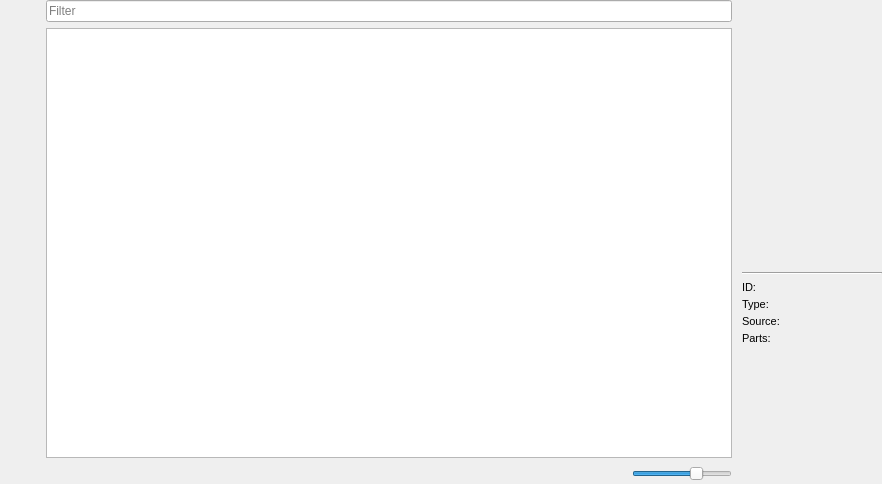
Before: the Qt Designer form src/OplPcTools/UI/GameCollectionActivity.ui in brainstream/OPL-PC-Tools, drawn with Qt 5.
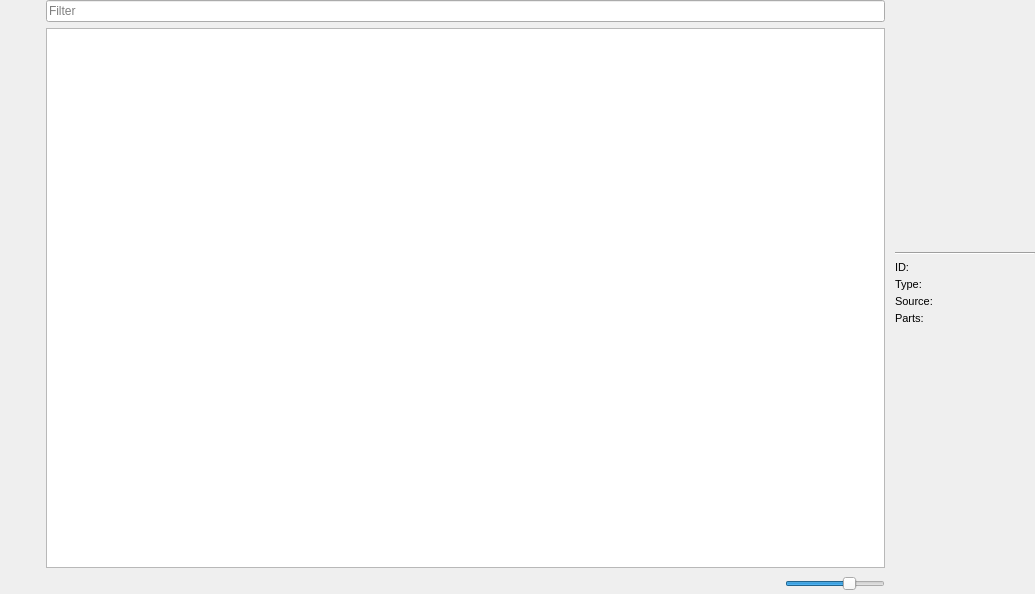
After: the same form once the commit is applied. Icons and pictures are not drawn.

What changed in the file:
```diff
--- a/src/OplPcTools/UI/GameCollectionActivity.ui
+++ b/src/OplPcTools/UI/GameCollectionActivity.ui
@@ -6,8 +6,8 @@
    <rect>
     <x>0</x>
     <y>0</y>
-    <width>882</width>
-    <height>484</height>
+    <width>1035</width>
+    <height>594</height>
    </rect>
   </property>
   <property name="windowTitle">
@@ -462,22 +462,6 @@
            </property>
           </widget>
          </item>
-         <item>
-          <spacer name="mp_verticalSpacer_2">
-           <property name="orientation">
-            <enum>Qt::Vertical</enum>
-           </property>
-           <property name="sizeType">
-            <enum>QSizePolicy::Fixed</enum>
-           </property>
-           <property name="sizeHint" stdset="0">
-            <size>
-             <width>20</width>
-             <height>20</height>
-            </size>
-           </property>
-          </spacer>
-         </item>
          <item>
           <widget class="QLabel" name="mp_label_title">
            <property name="minimumSize">
```
Left out of the diff: 2 changed lines with no effect on the pictures.
